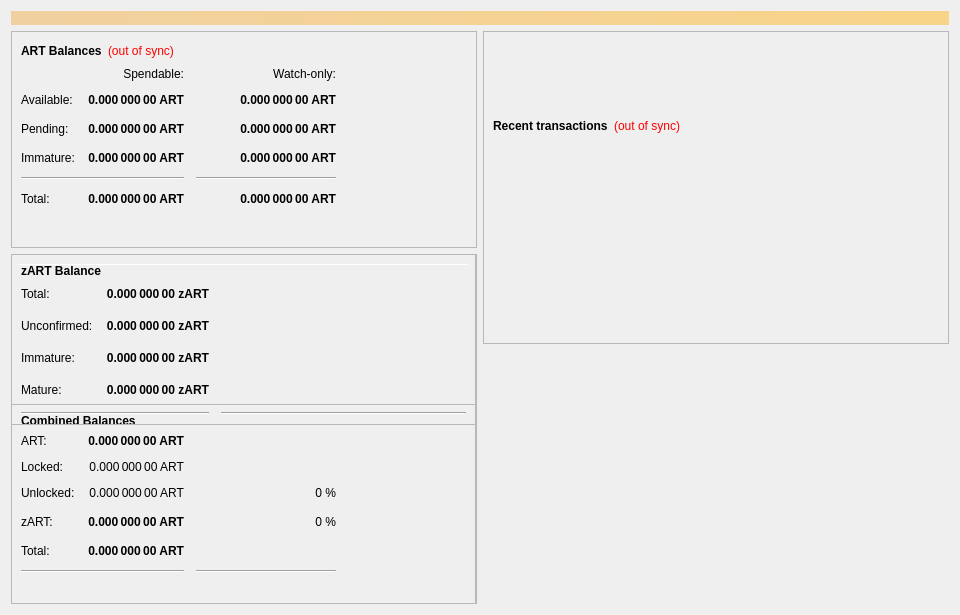
Above: src/qt/forms/overviewpage.ui from wmcorless/Arktur-coin before the change. Below: the same form after it.
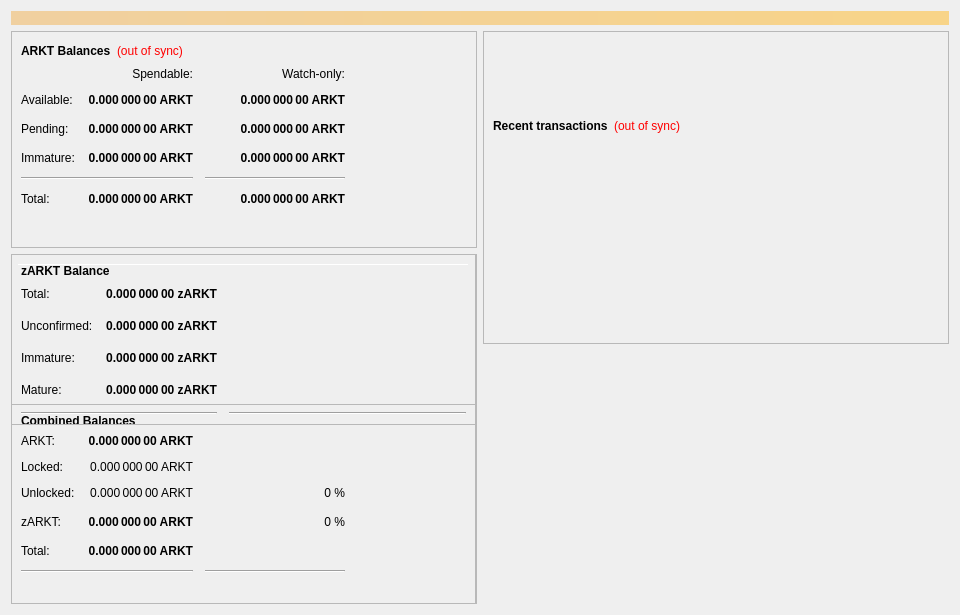
That is the form after the change.

Patch:
```diff
--- a/src/qt/forms/overviewpage.ui
+++ b/src/qt/forms/overviewpage.ui
@@ -60,7 +60,7 @@
                </font>
               </property>
               <property name="text">
-               <string>ART Balances</string>
+               <string>ARKT Balances</string>
               </property>
              </widget>
             </item>
@@ -118,7 +118,7 @@
                <string>Unconfirmed transactions to watch-only addresses</string>
               </property>
               <property name="text">
-               <string notr="true">0.000 000 00 ART</string>
+               <string notr="true">0.000 000 00 ARKT</string>
               </property>
               <property name="alignment">
                <set>Qt::AlignRight|Qt::AlignTrailing|Qt::AlignVCenter</set>
@@ -143,7 +143,7 @@
                <string>Total of transactions that have yet to be confirmed, and do not yet count toward the spendable balance</string>
               </property>
               <property name="text">
-               <string notr="true">0.000 000 00 ART</string>
+               <string notr="true">0.000 000 00 ARKT</string>
               </property>
               <property name="alignment">
                <set>Qt::AlignRight|Qt::AlignTrailing|Qt::AlignVCenter</set>
@@ -168,7 +168,7 @@
                <string>Staked or masternode rewards in watch-only addresses that has not yet matured</string>
               </property>
               <property name="text">
-               <string notr="true">0.000 000 00 ART</string>
+               <string notr="true">0.000 000 00 ARKT</string>
               </property>
               <property name="alignment">
                <set>Qt::AlignRight|Qt::AlignTrailing|Qt::AlignVCenter</set>
@@ -226,7 +226,7 @@
                <string>Staked or masternode rewards that has not yet matured</string>
               </property>
               <property name="text">
-               <string notr="true">0.000 000 00 ART</string>
+               <string notr="true">0.000 000 00 ARKT</string>
               </property>
               <property name="alignment">
                <set>Qt::AlignRight|Qt::AlignTrailing|Qt::AlignVCenter</set>
@@ -271,7 +271,7 @@
                <string>Your current total balance</string>
               </property>
               <property name="text">
-               <string notr="true">0.000 000 00 ART</string>
+               <string notr="true">0.000 000 00 ARKT</string>
               </property>
               <property name="alignment">
                <set>Qt::AlignRight|Qt::AlignTrailing|Qt::AlignVCenter</set>
@@ -296,7 +296,7 @@
                <string>Current total balance in watch-only addresses</string>
               </property>
               <property name="text">
-               <string notr="true">0.000 000 00 ART</string>
+               <string notr="true">0.000 000 00 ARKT</string>
               </property>
               <property name="alignment">
                <set>Qt::AlignRight|Qt::AlignTrailing|Qt::AlignVCenter</set>
@@ -338,7 +338,7 @@
                <string>Your current spendable balance</string>
               </property>
               <property name="text">
-               <string notr="true">0.000 000 00 ART</string>
+               <string notr="true">0.000 000 00 ARKT</string>
               </property>
               <property name="alignment">
                <set>Qt::AlignRight|Qt::AlignTrailing|Qt::AlignVCenter</set>
@@ -363,7 +363,7 @@
                <string>Your current balance in watch-only addresses</string>
               </property>
               <property name="text">
-               <string notr="true">0.000 000 00 ART</string>
+               <string notr="true">0.000 000 00 ARKT</string>
               </property>
               <property name="alignment">
                <set>Qt::AlignRight|Qt::AlignTrailing|Qt::AlignVCenter</set>
@@ -963,7 +963,7 @@
                 <string>Total of transactions that have yet to be confirmed, and do not yet count toward the spendable balance</string>
                </property>
                <property name="text">
-                <string notr="true">0.000 000 00 ART</string>
+                <string notr="true">0.000 000 00 ARKT</string>
                </property>
                <property name="alignment">
                 <set>Qt::AlignRight|Qt::AlignTrailing|Qt::AlignVCenter</set>
@@ -988,7 +988,7 @@
                 <string>Total Balance, including unconfirmed and immature coins.</string>
                </property>
                <property name="text">
-                <string notr="true">0.000 000 00 ART</string>
+                <string notr="true">0.000 000 00 ARKT</string>
                </property>
                <property name="alignment">
                 <set>Qt::AlignRight|Qt::AlignTrailing|Qt::AlignVCenter</set>
@@ -1021,7 +1021,7 @@
              <item row="1" column="0">
               <widget class="QLabel" name="labelBalanceTextz">
                <property name="text">
-                <string>ART:</string>
+                <string>ARKT:</string>
                </property>
               </widget>
              </item>
@@ -1040,7 +1040,7 @@
                 <string>Your current spendable balance</string>
                </property>
                <property name="text">
-                <string notr="true">0.000 000 00 ART</string>
+                <string notr="true">0.000 000 00 ARKT</string>
                </property>
                <property name="alignment">
                 <set>Qt::AlignRight|Qt::AlignTrailing|Qt::AlignVCenter</set>
@@ -1056,7 +1056,7 @@
                 <string/>
                </property>
                <property name="text">
-                <string>zART:</string>
+                <string>zARKT:</string>
                </property>
               </widget>
              </item>
@@ -1090,7 +1090,7 @@
                 <string>Locked ART or Masternode collaterals. These are excluded from zART minting.</string>
                </property>
                <property name="text">
-                <string>0.000 000 00 ART</string>
+                <string>0.000 000 00 ARKT</string>
                </property>
                <property name="alignment">
                 <set>Qt::AlignRight|Qt::AlignTrailing|Qt::AlignVCenter</set>
@@ -1123,7 +1123,7 @@
                 <string>Unlocked ARTs. These can be used for zART minting.</string>
                </property>
                <property name="text">
-                <string>0.000 000 00 ART</string>
+                <string>0.000 000 00 ARKT</string>
                </property>
                <property name="alignment">
                 <set>Qt::AlignRight|Qt::AlignTrailing|Qt::AlignVCenter</set>
@@ -1190,7 +1190,7 @@
                 </font>
                </property>
                <property name="text">
-                <string>zART Balance</string>
+                <string>zARKT Balance</string>
                </property>
               </widget>
              </item>
@@ -1234,7 +1234,7 @@
                 <string>All available zART, unconfirmed and immature zART included.</string>
                </property>
                <property name="text">
-                <string notr="true">0.000 000 00 zART</string>
+                <string notr="true">0.000 000 00 zARKT</string>
                </property>
                <property name="alignment">
                 <set>Qt::AlignRight|Qt::AlignTrailing|Qt::AlignVCenter</set>
@@ -1312,7 +1312,7 @@
 These zART are spendable.</string>
                </property>
                <property name="text">
-                <string>0.000 000 00 zART</string>
+                <string>0.000 000 00 zARKT</string>
                </property>
                <property name="alignment">
                 <set>Qt::AlignRight|Qt::AlignTrailing|Qt::AlignVCenter</set>
@@ -1343,7 +1343,7 @@
 Immature: confirmed, but less than 1 mints of the same denomination after it was minted</string>
                </property>
                <property name="text">
-                <string>0.000 000 00 zART</string>
+                <string>0.000 000 00 zARKT</string>
                </property>
                <property name="alignment">
                 <set>Qt::AlignRight|Qt::AlignTrailing|Qt::AlignVCenter</set>
@@ -1387,7 +1387,7 @@
 Immature: confirmed, but less than 1 mints of the same denomination after it was minted</string>
                </property>
                <property name="text">
-                <string>0.000 000 00 zART</string>
+                <string>0.000 000 00 zARKT</string>
                </property>
                <property name="alignment">
                 <set>Qt::AlignRight|Qt::AlignTrailing|Qt::AlignVCenter</set>
```
Left out of the diff: 22 changed lines with no effect on the pictures.
